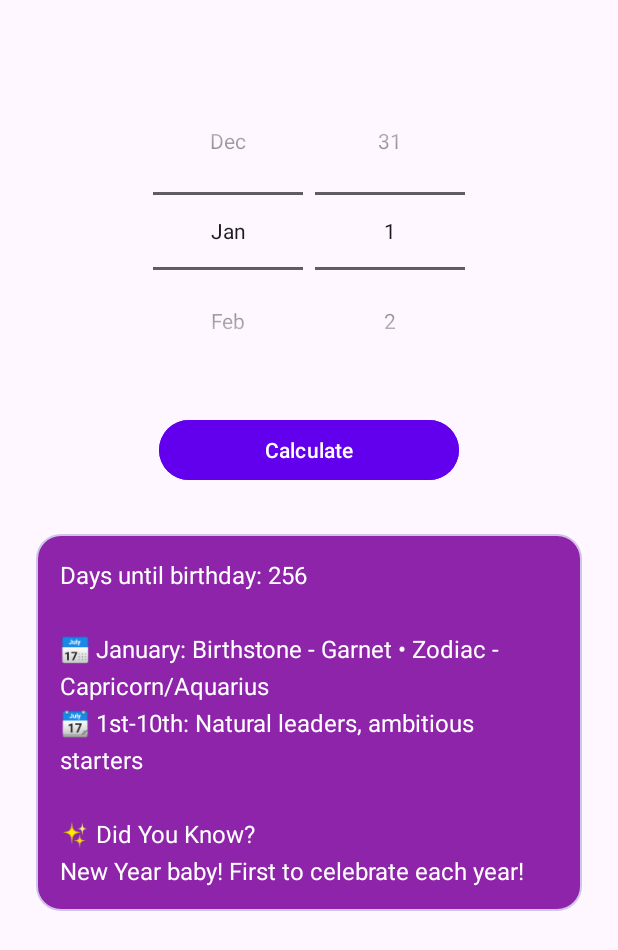
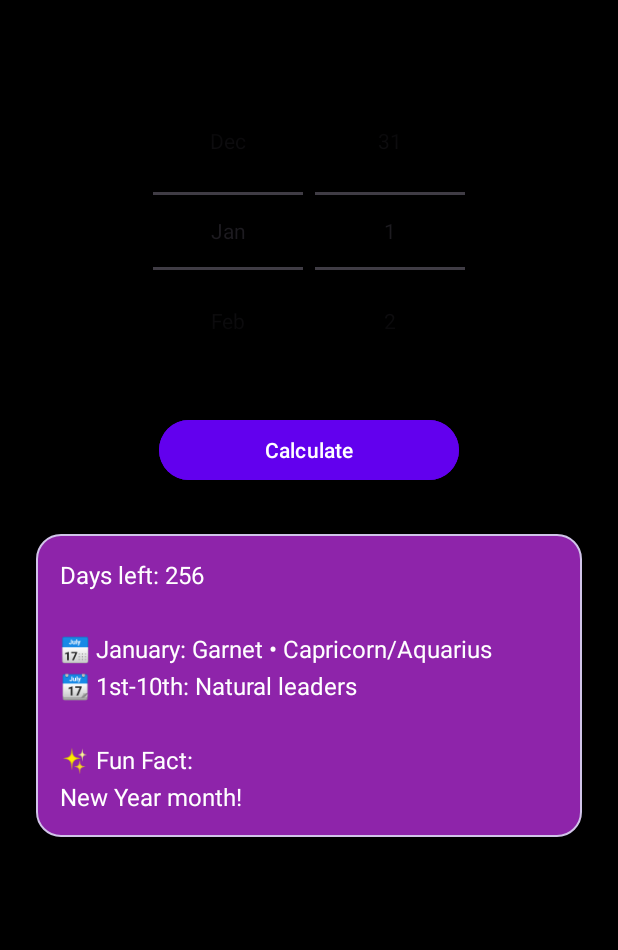
Before and after one commit to AliGFarhat/Birthday-Calculator, an Android app: the screen it shows after launch (MainActivity), after a tap on "Calculate", on a phone screen of 412 x 824 dp. Shown: the top 950 px of the screen. Run offline under Robolectric (Android 15) with nearby library versions, the phone set to English and light mode, and no system bars; 4 statements that could not run were skipped.

Commit message:
-Added more colors to colors.xml to use in the other xml files. -Removed styles.xml since themes.xml does not work together. -Redid most of MainActivity.kt -Redid AndroidManifest.xml -ADDED LAUNCH SCREEN AND INSTRUCTIONS POPUP!!!

```diff
--- a/app/src/main/java/com/example/birthdaycalculator/MainActivity.kt
+++ b/app/src/main/java/com/example/birthdaycalculator/MainActivity.kt
@@ -1,149 +1,124 @@
 package com.example.birthdaycalculator
 
+import android.content.Context
 import android.os.Bundle
 import android.view.View
 import android.widget.Button
 import android.widget.NumberPicker
 import android.widget.TextView
+import androidx.appcompat.app.AlertDialog
 import androidx.appcompat.app.AppCompatActivity
 import java.util.Calendar
 import java.util.concurrent.TimeUnit
 
 class MainActivity : AppCompatActivity() {
 
-    // Month facts array (index 0-11)
     private val monthFacts = arrayOf(
-        "January: Birthstone - Garnet • Zodiac - Capricorn/Aquarius",
-        "February: Birthstone - Amethyst • Zodiac - Aquarius/Pisces",
-        "March: Birthstone - Aquamarine • Zodiac - Pisces/Aries",
-        "April: Birthstone - Diamond • Zodiac - Aries/Taurus",
-        "May: Birthstone - Emerald • Zodiac - Taurus/Gemini",
-        "June: Birthstone - Pearl • Zodiac - Gemini/Cancer",
-        "July: Birthstone - Ruby • Zodiac - Cancer/Leo",
-        "August: Birthstone - Peridot • Zodiac - Leo/Virgo",
-        "September: Birthstone - Sapphire • Zodiac - Virgo/Libra",
-        "October: Birthstone - Opal • Zodiac - Libra/Scorpio",
-        "November: Birthstone - Topaz • Zodiac - Scorpio/Sagittarius",
-        "December: Birthstone - Turquoise • Zodiac - Sagittarius/Capricorn"
+        "January: Garnet • Capricorn/Aquarius",
+        "February: Amethyst • Aquarius/Pisces",
+        "March: Aquamarine • Pisces/Aries",
+        "April: Diamond • Aries/Taurus",
+        "May: Emerald • Taurus/Gemini",
+        "June: Pearl • Gemini/Cancer",
+        "July: Ruby • Cancer/Leo",
+        "August: Peridot • Leo/Virgo",
+        "September: Sapphire • Virgo/Libra",
+        "October: Opal • Libra/Scorpio",
+        "November: Topaz • Scorpio/Sagittarius",
+        "December: Turquoise • Sagittarius/Capricorn"
     )
 
-    // Day facts array (early/mid/late month)
     private val dayFacts = arrayOf(
-        "1st-10th: Natural leaders, ambitious starters",
-        "11th-20th: Balanced personalities, adaptable",
-        "21st-31st: Observant, detail-oriented"
+        "1st-10th: Natural leaders",
+        "11th-20th: Balanced personalities",
+        "21st-31st: Detail-oriented"
     )
 
     override fun onCreate(savedInstanceState: Bundle?) {
+        setTheme(R.style.Theme_BirthdayCalculator)
         super.onCreate(savedInstanceState)
         setContentView(R.layout.activity_main)
 
         val monthPicker = findViewById<NumberPicker>(R.id.monthPicker)
         val dayPicker = findViewById<NumberPicker>(R.id.dayPicker)
         val btnCalculate = findViewById<Button>(R.id.btnCalculate)
-        val tvResult = findViewById<TextView>(R.id.tvResult)
         val resultsContainer = findViewById<View>(R.id.resultsContainer)
 
-        // Configure month picker
+        // Configure pickers
         monthPicker.minValue = 1
         monthPicker.maxValue = 12
-        monthPicker.displayedValues = arrayOf(
-            "Jan", "Feb", "Mar", "Apr", "May", "Jun",
-            "Jul", "Aug", "Sep", "Oct", "Nov", "Dec"
-        )
+        monthPicker.displayedValues = arrayOf("Jan","Feb","Mar","Apr","May","Jun","Jul","Aug","Sep","Oct","Nov","Dec")
 
-        // Configure day picker
         dayPicker.minValue = 1
         dayPicker.maxValue = 31
 
+        // Show instructions
+        showFirstRunInstructions()
+
         btnCalculate.setOnClickListener {
-            val selectedMonth = monthPicker.value - 1  // Calendar months are 0-based
+            val selectedMonth = monthPicker.value - 1
             val selectedDay = dayPicker.value
 
-            // Calculate days until next birthday
             val today = Calendar.getInstance()
             val nextBirthday = calculateNextBirthday(selectedMonth, selectedDay, today)
-            val diffDays = TimeUnit.MILLISECONDS.toDays(
-                nextBirthday.timeInMillis - today.timeInMillis
+            val diffDays = TimeUnit.MILLISECONDS.toDays(nextBirthday.timeInMillis - today.timeInMillis)
+
+            resultsContainer.visibility = View.VISIBLE
+            findViewById<TextView>(R.id.tvResult).text = buildResultText(
+                diffDays,
+                monthFacts[selectedMonth],
+                dayFacts[when {
+                    selectedDay <= 10 -> 0
+                    selectedDay <= 20 -> 1
+                    else -> 2
+                }],
+                getSpecialFact(selectedMonth, selectedDay)
             )
+        }
+    }
 
-            // Get facts
-            val monthFact = monthFacts[selectedMonth]
-            val dayFact = when {
-                selectedDay <= 10 -> dayFacts[0]
-                selectedDay <= 20 -> dayFacts[1]
-                else -> dayFacts[2]
+    private fun showFirstRunInstructions() {
+        val prefs = getPreferences(Context.MODE_PRIVATE)
+        if (prefs.getBoolean("first_run", true)) {
+            val dialogView = layoutInflater.inflate(R.layout.dialog_instructions, null)
+            val dialog = AlertDialog.Builder(this)
+                .setView(dialogView)
+                .setCancelable(false)
+                .create()
+
+            dialog.show()
+
+            dialogView.findViewById<Button>(R.id.btnGotIt).setOnClickListener {
+                prefs.edit().putBoolean("first_run", false).apply()
+                dialog.dismiss()
             }
-            val specialFact = getSpecialFacts(selectedMonth, selectedDay)
-
-            // Build result text
-            val resultText = """
-                ${if (diffDays == 0L) "🎉 HAPPY BIRTHDAY! 🎉" else "Days until birthday: $diffDays"}
-
-                📅 $monthFact
-                📆 $dayFact
-
-                ✨ Did You Know?
-                $specialFact
-            """.trimIndent()
-
-            // Display results
-            tvResult.text = resultText
-            resultsContainer.visibility = View.VISIBLE
         }
     }
 
     private fun calculateNextBirthday(month: Int, day: Int, today: Calendar): Calendar {
         return Calendar.getInstance().apply {
-            set(Calendar.YEAR, today.get(Calendar.YEAR))
-            set(Calendar.MONTH, month)
-            set(Calendar.DAY_OF_MONTH, day)
-
-            // If birthday already passed this year, move to next year
-            if (before(today) || equals(today)) {
-                add(Calendar.YEAR, 1)
-            }
+            set(today.get(Calendar.YEAR), month, day)
+            if (before(today) || equals(today)) add(Calendar.YEAR, 1)
         }
     }
 
-    private fun getSpecialFacts(month: Int, day: Int): String {
+    private fun buildResultText(days: Long, monthFact: String, dayFact: String, specialFact: String): String {
+        return """
+            ${if (days == 0L) "🎉 HAPPY BIRTHDAY!" else "Days left: $days"}
+
+            📅 $monthFact
+            📆 $dayFact
+
+            ✨ Fun Fact:
+            $specialFact
+        """.trimIndent()
+    }
+
+    private fun getSpecialFact(month: Int, day: Int): String {
         return when (month) {
-            0 -> when (day) {  // January
-                1 -> "New Year baby! First to celebrate each year!"
-                in 20..31 -> "Aquarius season - innovative and humanitarian!"
-                else -> "Capricorn season - disciplined and practical!"
-            }
-            1 -> when (day) {  // February
-                29 -> "Leap year baby! Official birthday Feb 28/Mar 1 in non-leap years"
-                in 14..20 -> "Valentine's week birthday!"
-                else -> "Shortest month but packed with holidays!"
-            }
-            3 -> when (day) {  // April
-                22 -> "Earth Day birthday - nature lover!"
-                in 1..19 -> "Aries energy - bold and adventurous!"
-                else -> "Taurus season - reliable and sensual!"
-            }
-            5 -> when (day) {  // June
-                21 -> "Summer solstice - longest day of the year!"
-                in 1..20 -> "Gemini season - social and curious!"
-                else -> "Cancer season - nurturing and intuitive!"
-            }
-            9 -> when (day) {  // October
-                in 28..31 -> "Halloween birthday - spooky celebrations!"
-                in 23..27 -> "Scorpio season - intense and passionate!"
-                else -> "Libra season - balanced and harmonious!"
-            }
-            11 -> when (day) {  // December
-                25 -> "Christmas birthday - double celebration!"
-                21 -> "Winter solstice - rebirth and new beginnings!"
-                else -> "Holiday season - festive birthday month!"
-            }
-            else -> listOf(  // Random facts for other months
-                "Your birth month has ${when (month) { 3,5,8,10 -> 30 else -> 31 }} days!",
-                "Shared with ${listOf("famous inventors", "artists", "world leaders").random()}!",
-                "Perfect time for ${listOf("outdoor parties", "cozy gatherings", "travel adventures").random()}!",
-                "${listOf("Summer", "Winter", "Spring", "Fall").random()} birthdays have unique charms!"
-            ).random()
+            0 -> "New Year month!"
+            11 -> "Holiday season!"
+            else -> "Unique birthday month!"
         }
     }
 }
--- a/app/src/main/res/values/colors.xml
+++ b/app/src/main/res/values/colors.xml
@@ -1,4 +1,9 @@
+<?xml version="1.0" encoding="utf-8"?>
 <resources>
+    <!-- Splash Screen -->
+    <color name="splash_color">#FF6200EE</color>
+
+    <!-- App Colors -->
     <color name="purple_500">#FF6200EE</color>
     <color name="purple_200">#FFBB86FC</color>
     <color name="white">#FFFFFFFF</color>
--- a/app/src/main/res/values/themes.xml
+++ b/app/src/main/res/values/themes.xml
@@ -1,8 +1,15 @@
 <resources>
-    <!-- Base application theme -->
+    <!-- Main App Theme -->
     <style name="Theme.BirthdayCalculator" parent="Theme.Material3.DayNight.NoActionBar">
         <item name="colorPrimary">@color/purple_500</item>
         <item name="colorPrimaryContainer">@color/purple_200</item>
         <item name="colorOnPrimary">@color/white</item>
+        <item name="android:windowBackground">@color/black</item>
+    </style>
+
+    <!-- Splash Screen Theme -->
+    <style name="SplashTheme" parent="Theme.Material3.DayNight.NoActionBar">
+        <item name="android:windowBackground">@drawable/splash_screen</item>
+        <item name="android:windowFullscreen">true</item>
     </style>
 </resources>
```
Also changed, not shown: app/src/main/AndroidManifest.xml (+10 -3 lines).
